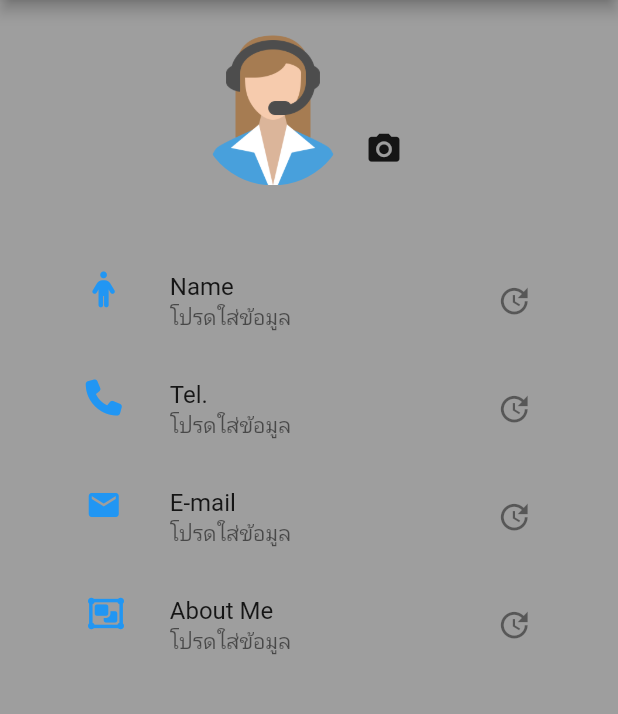
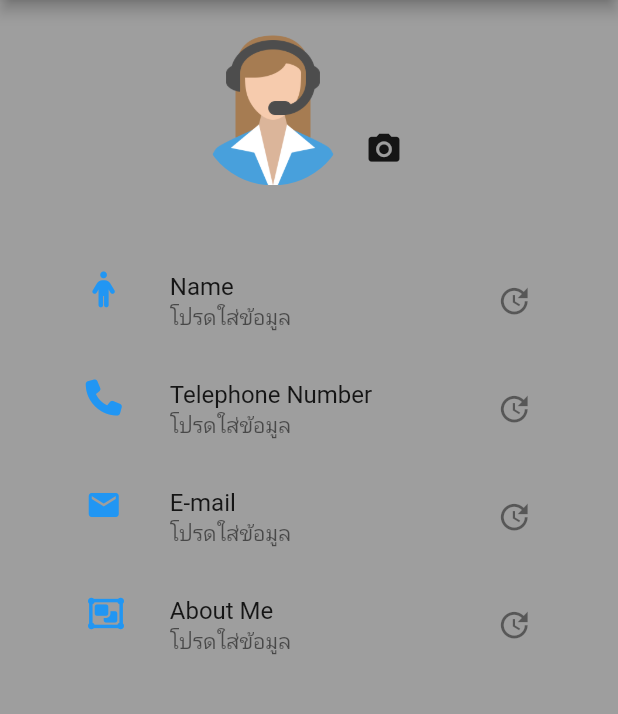
Before and after one commit to Thongek-wpm/flutter_mobile_application, a Flutter app: the screen it shows after launch, on a phone screen of 412 x 824 dp, the part 84-798 px from its top. Run offline on Flutter 3.47's test engine with Material 2 defaults, Android fonts, the phone set to English and light mode, and no system bars; our stand-ins replace font_awesome_flutter, google_fonts, image_picker, shared_preferences; Roboto replaces fonts that are missing (Kadwa).

Commit message:
Update home_ui.dart

```diff
--- a/lib/screens/home_ui.dart
+++ b/lib/screens/home_ui.dart
@@ -223,7 +223,7 @@ class _HomeUiState extends State<HomeUi> {
                   // ignore: prefer_const_constructors
                   trailing: Icon(Icons.update),
                   // ignore: prefer_const_constructors
-                  title: Text("Tel."),
+                  title: Text("Telephone Number"),
                   // ignore: prefer_const_constructors
                   subtitle: Text(ur_phone),
                 ),
```
